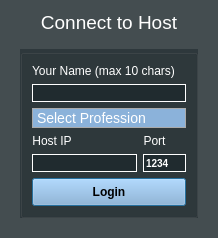
Qt form mydialog.ui (Tyrox92/Gw2SPECS) before a commit.
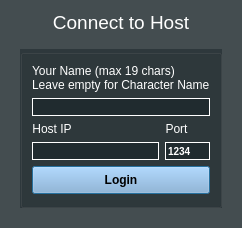
The same form after that commit.

The edit to the form file:
```diff
--- a/mydialog.ui
+++ b/mydialog.ui
@@ -103,7 +103,7 @@
          <bool>false</bool>
         </property>
         <layout class="QGridLayout" name="gridLayout">
-         <item row="5" column="1">
+         <item row="4" column="1">
           <widget class="QLineEdit" name="InputIP">
            <property name="sizePolicy">
             <sizepolicy hsizetype="Expanding" vsizetype="Fixed">
@@ -123,20 +123,21 @@
          <item row="0" column="1" colspan="2">
           <widget class="QLabel" name="label">
            <property name="sizePolicy">
-            <sizepolicy hsizetype="Fixed" vsizetype="Fixed">
+            <sizepolicy hsizetype="Expanding" vsizetype="Fixed">
              <horstretch>0</horstretch>
              <verstretch>0</verstretch>
             </sizepolicy>
            </property>
            <property name="text">
-            <string>Your Name (max 10 chars)</string>
+            <string>Your Name (max 19 chars)
+Leave empty for Character Name</string>
            </property>
            <property name="alignment">
-            <set>Qt::AlignCenter</set>
+            <set>Qt::AlignLeading|Qt::AlignLeft|Qt::AlignVCenter</set>
            </property>
           </widget>
          </item>
-         <item row="4" column="2">
+         <item row="3" column="2">
           <widget class="QLabel" name="label_5">
            <property name="sizePolicy">
             <sizepolicy hsizetype="Fixed" vsizetype="Fixed">
@@ -152,7 +153,7 @@
            </property>
           </widget>
          </item>
-         <item row="5" column="2">
+         <item row="4" column="2">
           <widget class="QLineEdit" name="InputPort">
            <property name="sizePolicy">
             <sizepolicy hsizetype="Expanding" vsizetype="Fixed">
@@ -184,7 +185,7 @@
            </property>
           </widget>
          </item>
-         <item row="4" column="1">
+         <item row="3" column="1">
           <widget class="QLabel" name="label_2">
            <property name="sizePolicy">
             <sizepolicy hsizetype="Fixed" vsizetype="Fixed">
@@ -200,7 +201,7 @@
            </property>
           </widget>
          </item>
-         <item row="6" column="1" colspan="2">
+         <item row="5" column="1" colspan="2">
           <widget class="QPushButton" name="pushButton">
            <property name="sizePolicy">
             <sizepolicy hsizetype="Expanding" vsizetype="Fixed">
@@ -248,107 +249,6 @@
            </property>
           </widget>
          </item>
-         <item row="2" column="1" colspan="2">
-          <widget class="QComboBox" name="professionComboBox">
-           <property name="styleSheet">
-            <string notr="true">QComboBox {
-    background-color: #8BB2DA;
-	color: rgb(255, 255, 255);
-    border: 1px solid #AAA;
-	font-size: 14px;
-}
-QComboBox:editable {
-    background: #8BB2DA;
-	color: rgb(255, 255, 255);
-}
-
-QComboBox:on { /* shift the text when the popup opens */
-    padding-top: 3px;
-    padding-left: 4px;
-}
-
-QComboBox::drop-down {
-    subcontrol-origin: padding;
-    subcontrol-position: top right;
-	color: rgb(255, 255, 255);
-	border:none;
-
-
-}
-QComboBox::down-arrow:on { /* shift the arrow when popup is open */
-    top: 1px;
-    left: 1px;
-}
-QComboBox QAbstractItemView {
-    border: 2px solid darkgray;
-    selection-background-color:#8BB2DA;
-	color: rgb(255, 255, 255);
-}</string>
-           </property>
-           <property name="editable">
-            <bool>false</bool>
-           </property>
-           <property name="currentText">
-            <string>Select Profession</string>
-           </property>
-           <property name="currentIndex">
-            <number>0</number>
-           </property>
-           <property name="maxVisibleItems">
-            <number>10</number>
-           </property>
-           <item>
-            <property name="text">
-             <string>Select Profession</string>
-            </property>
-           </item>
-           <item>
-            <property name="text">
-             <string>Elementalist</string>
-            </property>
-           </item>
-           <item>
-            <property name="text">
-             <string>Engineer</string>
-            </property>
-           </item>
-           <item>
-            <property name="text">
-             <string>Guardian</string>
-            </property>
-           </item>
-           <item>
-            <property name="text">
-             <string>Mesmer</string>
-            </property>
-           </item>
-           <item>
-            <property name="text">
-             <string>Necromancer</string>
-            </property>
-           </item>
-           <item>
-            <property name="text">
-             <string>Ranger</string>
-            </property>
-           </item>
-           <item>
-            <property name="text">
-             <string>Revenant</string>
-            </property>
-           </item>
-           <item>
-            <property name="text">
-             <string>Thief</string>
-            </property>
-           </item>
-           <item>
-            <property name="text">
-             <string>Warrior</string>
-            </property>
-           </item>
-          </widget>
-         </item>
          <item row="1" column="1" colspan="2">
           <widget class="QLineEdit" name="InputName">
            <property name="sizePolicy">
```
Left out of the diff: 2 changed lines with no effect on the pictures.
